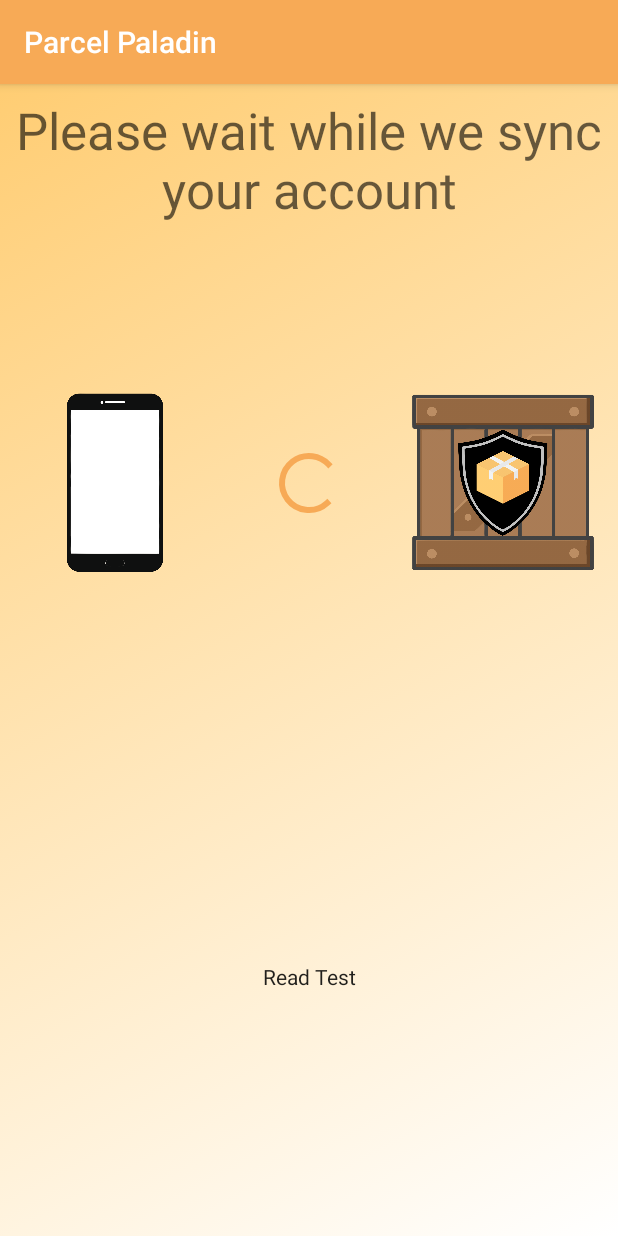
After one commit to d30f2n/ParcelPaladinApp, an Android app: the AccountSyncActivity screen opened directly, with no data from a screen before it, on a phone screen of 412 x 824 dp. The commit adds this screen. Run offline under Robolectric (Android 15) with nearby library versions, the phone set to English and light mode, and no system bars; our stand-ins replace Firebase (no records; nobody signed in at launch, a user with empty details on screens opened directly).

Commit message:
Prepare to merge to master

```diff
--- a/app/build.gradle
+++ b/app/build.gradle
@@ -37,4 +37,5 @@ dependencies {
 
 
 
+
 apply plugin: 'com.google.gms.google-services'
--- a/app/src/main/AndroidManifest.xml
+++ b/app/src/main/AndroidManifest.xml
@@ -21,7 +21,8 @@
         <activity android:name=".RegistrationActivity" />
         <activity android:name=".ProfileActivity" />
         <activity android:name=".RegStep1Activity" />
-        <activity android:name=".UserQRActivity"></activity>
+        <activity android:name=".UserQRActivity" />
+        <activity android:name=".AccountSyncActivity"></activity>
     </application>
 
 </manifest>
--- /dev/null
+++ b/app/src/main/java/com/parcelpaladin/d30f2n/parcelpaladinfirebase/AccountSyncActivity.java
@@ -0,0 +1,103 @@
+package com.parcelpaladin.d30f2n.parcelpaladinfirebase;
+
+import android.content.Intent;
+import android.os.Handler;
+import android.support.v7.app.AppCompatActivity;
+import android.os.Bundle;
+import android.view.View;
+import android.widget.ImageView;
+import android.widget.ProgressBar;
+import android.widget.TextView;
+
+import com.google.firebase.auth.FirebaseAuth;
+import com.google.firebase.database.DataSnapshot;
+import com.google.firebase.database.DatabaseError;
+import com.google.firebase.database.DatabaseReference;
+import com.google.firebase.database.FirebaseDatabase;
+import com.google.firebase.database.ValueEventListener;
+
+public class AccountSyncActivity extends AppCompatActivity {
+
+    private ProgressBar progressBar;
+    private TextView textViewSyncing;
+    private TextView textViewSyncSuccess;
+    private ImageView imageViewCheckMark;
+    private TextView textViewReadTest;
+
+
+    private FirebaseAuth firebaseAuth;
+    DatabaseReference databaseReference;
+
+    @Override
+    protected void onCreate(Bundle savedInstanceState) {
+        super.onCreate(savedInstanceState);
+        setContentView(R.layout.activity_account_sync);
+
+        progressBar = (ProgressBar) findViewById(R.id.progressBarSynching);
+
+        textViewSyncing = (TextView) findViewById(R.id.textViewSyncing);
+
+        textViewSyncSuccess = (TextView) findViewById(R.id.textViewSyncSuccess);
+
+
+        imageViewCheckMark = (ImageView) findViewById(R.id.imageViewCheckMark);
+
+
+        textViewReadTest = (TextView) findViewById(R.id.textViewReadTest);
+
+        firebaseAuth = FirebaseAuth.getInstance();
+
+        view1();
+
+        new Handler().postDelayed(new Runnable() {
+            @Override
+            public void run() {
+                syncAccount();
+                view2();
+
+                new Handler().postDelayed(new Runnable() {
+                    @Override
+                    public void run() {
+
+                        Intent i=new Intent(getApplicationContext(),ProfileActivity.class);
+                        startActivity(i);
+                    }
+                }, 3000);
+            }
+        }, 3000);
+
+
+
+
+
+    }
+
+    private void view1() {
+        textViewSyncSuccess.setVisibility(View.INVISIBLE);
+        imageViewCheckMark.setVisibility(View.INVISIBLE);
+    }
+
+    private void view2() {
+        textViewSyncing.setVisibility((View.INVISIBLE));
+        progressBar.setVisibility(View.INVISIBLE);
+        textViewSyncSuccess.setVisibility(View.VISIBLE);
+        imageViewCheckMark.setVisibility(View.VISIBLE);
+    }
+
+    private void syncAccount() {
+    databaseReference = FirebaseDatabase.getInstance().getReference("test");
+
+    databaseReference.addValueEventListener(new ValueEventListener() {
+        @Override
+        public void onDataChange(DataSnapshot dataSnapshot) {
+            String value = dataSnapshot.getValue().toString();
+            textViewReadTest.setText(value);
+        }
+
+        @Override
+        public void onCancelled(DatabaseError databaseError) {
+
+        }
+    });
+    }
+}
--- a/app/src/main/java/com/parcelpaladin/d30f2n/parcelpaladinfirebase/ProfileActivity.java
+++ b/app/src/main/java/com/parcelpaladin/d30f2n/parcelpaladinfirebase/ProfileActivity.java
@@ -11,8 +11,11 @@ import android.widget.Toast;
 
 import com.google.firebase.auth.FirebaseAuth;
 import com.google.firebase.auth.FirebaseUser;
+import com.google.firebase.database.DataSnapshot;
+import com.google.firebase.database.DatabaseError;
 import com.google.firebase.database.DatabaseReference;
 import com.google.firebase.database.FirebaseDatabase;
+import com.google.firebase.database.ValueEventListener;
 
 public class ProfileActivity extends AppCompatActivity implements View.OnClickListener{
 
@@ -42,8 +45,27 @@ public class ProfileActivity extends AppCompatActivity implements View.OnClickLi
 
         FirebaseUser user = firebaseAuth.getCurrentUser();
 
-        TextView textViewUserEmail;
+        final TextView textViewUserEmail;
         textViewUserEmail = (TextView) findViewById(R.id.textViewUserEmail);
+
+        final String userID = user.getUid();
+        databaseReference = FirebaseDatabase.getInstance().getReference("users/" + userID + "/Name");
+        databaseReference.addValueEventListener(new ValueEventListener() {
+            @Override
+            public void onDataChange(DataSnapshot dataSnapshot) {
+                String firstname = null;
+                if(dataSnapshot.getValue() != null){
+                    firstname = dataSnapshot.getValue().toString().split(" ")[0];
+                }
+                textViewUserEmail.setText("Welcome " + firstname);
+            }
+
+            @Override
+            public void onCancelled(DatabaseError databaseError) {
+
+            }
+        });
+
         textViewUserEmail.setText("Welcome " +user.getEmail());
         buttonLogout = (Button) findViewById(R.id.buttonLogout);
 
--- a/app/src/main/java/com/parcelpaladin/d30f2n/parcelpaladinfirebase/RegistrationActivity.java
+++ b/app/src/main/java/com/parcelpaladin/d30f2n/parcelpaladinfirebase/RegistrationActivity.java
@@ -62,6 +62,30 @@ public class RegistrationActivity extends AppCompatActivity implements View.OnCl
         textViewSignIn.setOnClickListener(this);
     }
 
+    private void fakeregister() {
+        final String email = "testing@test.com";
+        final String password = "testing";
+        firebaseAuth.signInWithEmailAndPassword(email, password)
+                .addOnCompleteListener(this, new OnCompleteListener<AuthResult>() {
+                    @Override
+                    public void onComplete(@NonNull Task<AuthResult> task) {
+                        if(task.isSuccessful())
+                        {
+                            Toast.makeText(RegistrationActivity.this, "Registration Successful", Toast.LENGTH_SHORT).show();
+                            finish();
+                            Intent intent = new Intent(getApplicationContext(), UserQRActivity.class);
+                            intent.putExtra("EMAIL", email);
+                            intent.putExtra("PASSWORD", password);
+                            startActivity(intent);
+                        }
+                        else
+                        {
+                            Toast.makeText(RegistrationActivity.this, "Registration Failed", Toast.LENGTH_SHORT).show();
+                            progressBar.setVisibility(View.INVISIBLE);
+                        }
+                    }
+                });
+    }
 
     private void registerUser()
     {
@@ -141,8 +165,9 @@ public class RegistrationActivity extends AppCompatActivity implements View.OnCl
     public void onClick(View view) {
         if(view==textViewRegister)
         {
-            registerUser();
-
+            //SWITCH THESE FUNCTIONS FOR TESTING
+//            registerUser();
+            fakeregister();
         }
         if(view==textViewSignIn)
         {
--- a/app/src/main/java/com/parcelpaladin/d30f2n/parcelpaladinfirebase/UserQRActivity.java
+++ b/app/src/main/java/com/parcelpaladin/d30f2n/parcelpaladinfirebase/UserQRActivity.java
@@ -53,7 +53,7 @@ public class UserQRActivity extends AppCompatActivity implements View.OnClickLis
     public void onClick(View v) {
         if(v == textViewFinish)
         {
-            startActivity(new Intent(this, MainActivity.class));
+            startActivity(new Intent(this, AccountSyncActivity.class));
         }
 
     }
--- /dev/null
+++ b/app/src/main/res/layout/activity_account_sync.xml
@@ -0,0 +1,152 @@
+<?xml version="1.0" encoding="utf-8"?>
+<android.support.constraint.ConstraintLayout xmlns:android="http://schemas.android.com/apk/res/android"
+    xmlns:app="http://schemas.android.com/apk/res-auto"
+    xmlns:tools="http://schemas.android.com/tools"
+    android:layout_width="match_parent"
+    android:layout_height="match_parent"
+    android:background="@drawable/gradient"
+    tools:context="com.parcelpaladin.d30f2n.parcelpaladinfirebase.AccountSyncActivity">
+
+
+    <TextView
+        android:id="@+id/textViewSyncing"
+        android:layout_width="0dp"
+        android:layout_height="wrap_content"
+        android:layout_marginEnd="8dp"
+        android:layout_marginStart="8dp"
+        android:layout_marginTop="8dp"
+        android:gravity="center_horizontal"
+        android:text="@string/AccountSyncWait"
+        android:textAppearance="@style/TextAppearance.AppCompat.Display1"
+        app:layout_constraintEnd_toEndOf="parent"
+        app:layout_constraintStart_toStartOf="parent"
+        app:layout_constraintTop_toTopOf="parent" />
+
+    <TextView
+        android:id="@+id/textViewSyncSuccess"
+        android:layout_width="0dp"
+        android:layout_height="wrap_content"
+        android:layout_marginEnd="8dp"
+        android:layout_marginStart="8dp"
+        android:layout_marginTop="8dp"
+        android:gravity="center_horizontal"
+        android:text="@string/SyncSuccessful"
+        android:textAppearance="@style/TextAppearance.AppCompat.Display1"
+        app:layout_constraintEnd_toEndOf="parent"
+        app:layout_constraintStart_toStartOf="parent"
+        app:layout_constraintTop_toTopOf="parent" />
+
+    <android.support.constraint.ConstraintLayout
+        android:id="@+id/constraintLayout3"
+        android:layout_width="0dp"
+        android:layout_height="0dp"
+        android:layout_marginEnd="8dp"
+        android:layout_marginStart="8dp"
+        android:layout_marginTop="8dp"
+        app:layout_constraintBottom_toTopOf="@+id/space"
+        app:layout_constraintEnd_toEndOf="parent"
+        app:layout_constraintHorizontal_bias="0.5"
+        app:layout_constraintStart_toStartOf="parent"
+        app:layout_constraintTop_toBottomOf="@+id/textViewSyncing">
+
+
+        <ImageView
+            android:id="@+id/imageViewPhone"
+            android:layout_width="0dp"
+            android:layout_height="0dp"
+            android:layout_marginBottom="8dp"
+            android:layout_marginStart="8dp"
+            android:layout_marginTop="8dp"
+            android:contentDescription="phone"
+            android:maxHeight="500dp"
+            android:maxWidth="500dp"
+            app:layout_constraintBottom_toBottomOf="parent"
+            app:layout_constraintEnd_toStartOf="@+id/progressBarSynching"
+            app:layout_constraintHorizontal_bias="0.5"
+            app:layout_constraintStart_toStartOf="parent"
+            app:layout_constraintTop_toTopOf="parent"
+            app:srcCompat="@drawable/phone" />
+
+        <ImageView
+            android:id="@+id/imageViewCrate"
+            android:layout_width="0dp"
+            android:layout_height="0dp"
+            android:layout_marginBottom="8dp"
+            android:layout_marginEnd="8dp"
+            android:layout_marginTop="8dp"
+            android:contentDescription="crate"
+            android:maxHeight="500dp"
+            android:maxWidth="500dp"
+            app:layout_constraintBottom_toBottomOf="parent"
+            app:layout_constraintEnd_toEndOf="parent"
+            app:layout_constraintHorizontal_bias="0.5"
+            app:layout_constraintStart_toEndOf="@+id/progressBarSynching"
+            app:layout_constraintTop_toTopOf="parent"
+            app:srcCompat="@drawable/ppcrate" />
+
+        <ProgressBar
+            android:id="@+id/progressBarSynching"
+            style="?android:attr/progressBarStyle"
+            android:layout_width="0dp"
+            android:layout_height="wrap_content"
+            android:layout_marginBottom="8dp"
+            android:layout_marginEnd="8dp"
+            android:layout_marginStart="8dp"
+            android:layout_marginTop="8dp"
+            android:indeterminate="true"
+            android:maxHeight="500dp"
+            android:maxWidth="500dp"
+            app:layout_constraintBottom_toBottomOf="parent"
+            app:layout_constraintEnd_toStartOf="@+id/imageViewCrate"
+            app:layout_constraintHorizontal_bias="0.5"
+            app:layout_constraintStart_toEndOf="@+id/imageViewPhone"
+            app:layout_constraintTop_toTopOf="parent" />
+
+        <ImageView
+            android:id="@+id/imageViewCheckMark"
+            android:layout_width="0dp"
+            android:layout_height="0dp"
+            android:layout_marginBottom="8dp"
+            android:layout_marginEnd="8dp"
+            android:layout_marginStart="8dp"
+            android:layout_marginTop="8dp"
+            android:contentDescription="checkmark"
+            app:layout_constraintBottom_toBottomOf="@id/progressBarSynching"
+            app:layout_constraintEnd_toEndOf="@id/progressBarSynching"
+            app:layout_constraintHorizontal_bias="0.5"
+            app:layout_constraintStart_toEndOf="@+id/imageViewPhone"
+            app:layout_constraintStart_toStartOf="@id/progressBarSynching"
+            app:layout_constraintTop_toTopOf="@id/progressBarSynching"
+            app:srcCompat="@drawable/checkmark" />
+    </android.support.constraint.ConstraintLayout>
+
+    <Space
+        android:id="@+id/space"
+        android:layout_width="wrap_content"
+        android:layout_height="0dp"
+        android:layout_marginBottom="8dp"
+        android:layout_marginEnd="8dp"
+        android:layout_marginStart="8dp"
+        app:layout_constraintBottom_toBottomOf="parent"
+        app:layout_constraintEnd_toEndOf="@+id/textViewReadTest"
+        app:layout_constraintHorizontal_bias="0.5"
+        app:layout_constraintStart_toStartOf="@+id/textViewReadTest"
+        app:layout_constraintTop_toBottomOf="@+id/constraintLayout3" />
+
+    <TextView
+        android:id="@+id/textViewReadTest"
+        android:layout_width="wrap_content"
+        android:layout_height="wrap_content"
+        android:layout_marginBottom="8dp"
+        android:layout_marginEnd="8dp"
+        android:layout_marginStart="8dp"
+        android:layout_marginTop="8dp"
+        android:text="Read Test"
+        android:textAppearance="@style/TextAppearance.AppCompat.Body1"
+        app:layout_constraintBottom_toBottomOf="@+id/space"
+        app:layout_constraintEnd_toEndOf="parent"
+        app:layout_constraintStart_toStartOf="parent"
+        app:layout_constraintTop_toTopOf="@+id/space" />
+
+
+</android.support.constraint.ConstraintLayout>
--- a/app/src/main/res/values/strings.xml
+++ b/app/src/main/res/values/strings.xml
@@ -29,6 +29,12 @@
     <string name="scanDone">When the box says \"User added,\" go ahead and press finish.</string>
     <string name="finish">Finish!</string>
     <string name="qrCodeImage">qrCodeImage</string>
+    <string name="AccountSyncWait">Please wait while we sync your account</string>
+    <string name="SyncSuccessful">Sync Successful!</string>
+    <!--<string name=""></string>-->
+    <!--<string name=""></string>-->
+    <!--<string name=""></string>-->
+    <!--<string name=""></string>-->
     <!--<string name=""></string>-->
 
 </resources>
```
Also changed, not shown: app/src/main/res/drawable/checkmark.png (added), app/src/main/res/drawable/phone.png (added), app/src/main/res/drawable/ppcrate.png (added).
